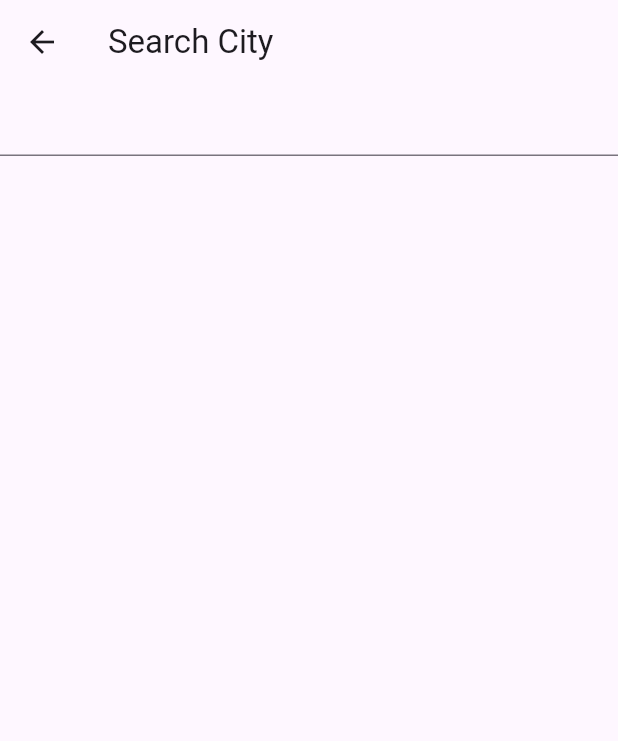
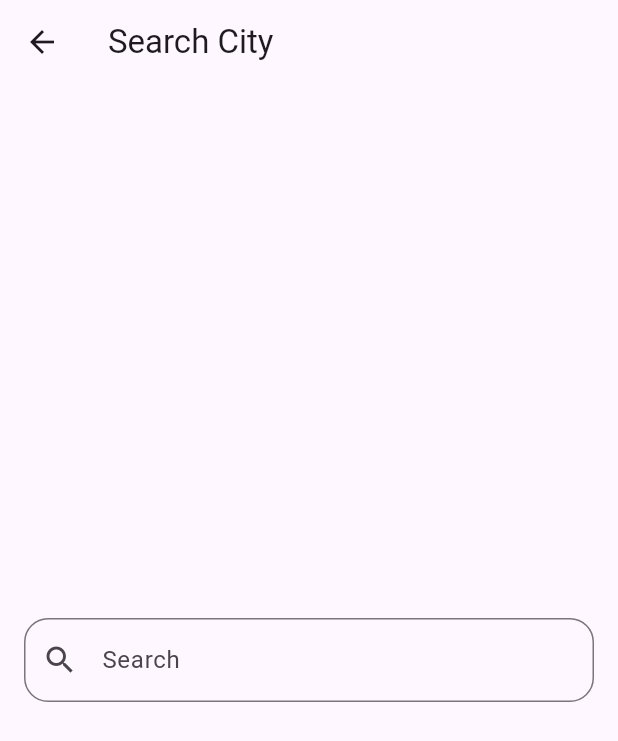
Before and after one commit to AhmedAbdelfattah703/myWeather, a Flutter app: the SearchView screen opened directly, on a phone screen of 412 x 824 dp. Shown: the top 741 px of the screen. Run offline on Flutter 3.47's test engine with Material 3 defaults, Android fonts, the phone set to English and light mode, and no system bars; our stand-ins replace dio.

Commit message:
2nd commit

```diff
--- /dev/null
+++ b/lib/models/weather_model.dart
@@ -0,0 +1,30 @@
+class WeatherModel {
+  final String cityName;
+  final String date;
+  final String? image;
+  final double temp;
+  final double maxTemp;
+  final double minTemp;
+  final String weatherCondition;
+
+  WeatherModel(
+      {required this.cityName,
+      required this.date,
+      this.image,
+      required this.temp,
+      required this.maxTemp,
+      required this.minTemp,
+      required this.weatherCondition});
+
+  factory WeatherModel.fromJson(json) {
+    return WeatherModel(
+      image: json['forecast']['forecastday'][0]['day']['condition']['icon'],
+      cityName: json['location']['name'],
+      date: json['current']['last_updated'],
+      temp: json['forecast']['forecastday'][0]['day']['avgtemp_c'],
+      maxTemp: json['forecast']['forecastday'][0]['day']['maxtemp_c'],
+      minTemp: json['forecast']['forecastday'][0]['day']['mintemp_c'],
+      weatherCondition: json['forecast']['forecastday'][0]['day']['condition']['text'],
+    );
+  }
+}
--- /dev/null
+++ b/lib/services/weather_service.dart
@@ -0,0 +1,27 @@
+import 'dart:developer';
+
+import 'package:dio/dio.dart';
+import 'package:my_weather/models/weather_model.dart';
+
+class WeatherService{
+    final Dio dio;
+  final String baseURL  = "https://api.weatherapi.com/v1";
+  final String apiKey = "128da4a6e1c240c9b4d162604240112";
+  WeatherService({required this.dio});
+Future< WeatherModel>  getcurrentWeather({required String cityName})async{
+
+  try {
+  Response response =  await dio.get('$baseURL/forecast.json?key=$apiKey&q=$cityName&days=1');
+
+  WeatherModel weatherModel= WeatherModel.fromJson(response.data);
+  return weatherModel;
+}on DioException catch (e) {
+  final String errMessage = e.response?.data['error']['message'] ?? 'oops there was an Error , try later';
+  throw Exception(errMessage);
+} catch (e){
+  log(e.toString());
+  throw Exception('oops there was an error');
+}
+}
+
+}
--- a/lib/views/search_view.dart
+++ b/lib/views/search_view.dart
@@ -1,4 +1,9 @@
+import 'dart:developer';
+
+import 'package:dio/dio.dart';
 import 'package:flutter/material.dart';
+import 'package:my_weather/models/weather_model.dart';
+import 'package:my_weather/services/weather_service.dart';
 
 class SearchView extends StatelessWidget {
   const SearchView({super.key});
@@ -9,7 +14,26 @@ class SearchView extends StatelessWidget {
       appBar: AppBar(
         title: const Text("Search City"),
       ),
-      body: const TextField(),
+      body: Padding(
+        padding: const EdgeInsets.symmetric(horizontal: 16),
+        child: Center(
+          child: TextField(
+            onSubmitted: (value) async {
+              WeatherModel weatherModel = await WeatherService(dio: Dio())
+                  .getcurrentWeather(cityName: value);
+                  log(weatherModel.cityName);
+            },
+            decoration: InputDecoration(
+                labelText: "Search",
+                prefixIcon: const Icon(Icons.search),
+                hintText: "Enter city Name",
+                border: OutlineInputBorder(
+                  borderRadius: BorderRadius.circular(16),
+                  borderSide: const BorderSide(color: Colors.green),
+                )),
+          ),
+        ),
+      ),
     );
   }
 }
--- a/pubspec.yaml
+++ b/pubspec.yaml
@@ -35,6 +35,7 @@ dependencies:
   # The following adds the Cupertino Icons font to your application.
   # Use with the CupertinoIcons class for iOS style icons.
   cupertino_icons: ^1.0.2
+  dio: ^5.7.0
 
 dev_dependencies:
   flutter_test:
```
Also changed, not shown: pubspec.lock.
